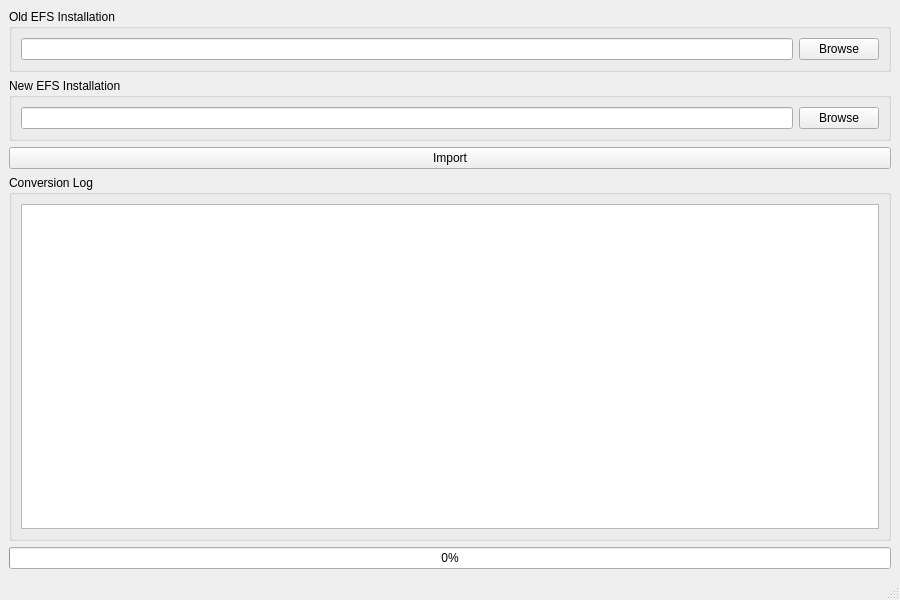
Old version of the form ui/mainWindow.ui in the repository PaoloFasaniEM/EFSMigrationTool.
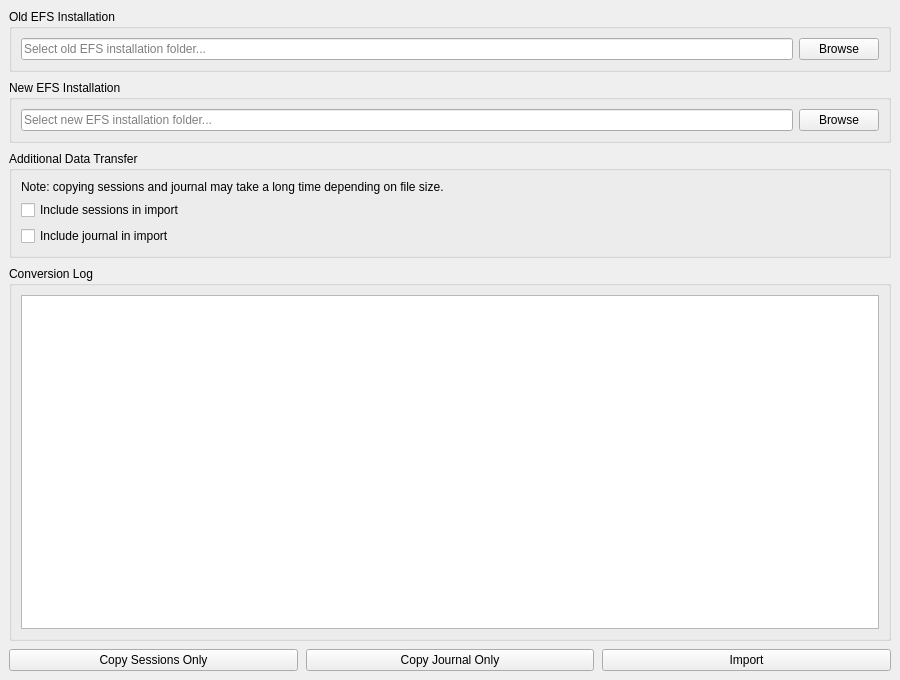
New version of the form.

```diff
--- a/ui/mainWindow.ui
+++ b/ui/mainWindow.ui
@@ -9,7 +9,7 @@
     <x>0</x>
     <y>0</y>
     <width>900</width>
-    <height>600</height>
+    <height>680</height>
    </rect>
   </property>
 
@@ -21,6 +21,14 @@
 
    <layout class="QVBoxLayout" name="verticalLayout">
 
+    <property name="spacing">
+     <number>8</number>
+    </property>
+
+    <property name="contentsMargins">
+     <number>12</number>
+    </property>
+
     <!-- OLD INSTALLATION -->
 
     <item>
@@ -33,7 +41,11 @@
       <layout class="QHBoxLayout" name="horizontalLayoutOld">
 
        <item>
-        <widget class="QLineEdit" name="txtOldPath"/>
+        <widget class="QLineEdit" name="txtOldPath">
+         <property name="placeholderText">
+          <string>Select old EFS installation folder...</string>
+         </property>
+        </widget>
        </item>
 
        <item>
@@ -62,9 +74,12 @@
       <layout class="QHBoxLayout" name="horizontalLayoutNew">
 
        <item>
-        <widget class="QLineEdit" name="txtNewPath"/>
+        <widget class="QLineEdit" name="txtNewPath">
+         <property name="placeholderText">
+          <string>Select new EFS installation folder...</string>
+         </property>
+        </widget>
        </item>
-
        <item>
         <widget class="QPushButton" name="btnBrowseNew">
 
@@ -81,17 +96,41 @@
 
     <!-- IMPORT BUTTON -->
 
-    <item>
-     <widget class="QPushButton" name="btnImport">
-
-      <property name="minimumHeight">
-       <number>40</number>
+<item>
+     <widget class="QGroupBox" name="groupExtraData">
+      <property name="title">
+       <string>Additional Data Transfer</string>
       </property>
+      <layout class="QVBoxLayout" name="verticalLayoutExtraData">
 
-      <property name="text">
-       <string>Import</string>
-      </property>
+       <item>
+        <widget class="QLabel" name="lblExtraDataNote">
+         <property name="text">
+          <string>Note: copying sessions and journal may take a long time depending on file size.</string>
+         </property>
+         <property name="wordWrap">
+          <bool>true</bool>
+         </property>
+        </widget>
+       </item>
 
+       <item>
+        <widget class="QCheckBox" name="chkSessions">
+         <property name="text">
+          <string>Include sessions in import</string>
+         </property>
+        </widget>
+       </item>
+
+       <item>
+        <widget class="QCheckBox" name="chkJournal">
+         <property name="text">
+          <string>Include journal in import</string>
+         </property>
+        </widget>
+       </item>
+
+      </layout>
      </widget>
     </item>
 
@@ -123,20 +162,47 @@
     <!-- PROGRESS BAR -->
 
     <item>
-     <widget class="QProgressBar" name="progressBar">
+     <layout class="QHBoxLayout" name="horizontalLayoutBottomButtons">
 
-      <property name="value">
-       <number>0</number>
-      </property>
+      <item>
+       <widget class="QPushButton" name="btnCopySessions">
+        <property name="minimumHeight">
+         <number>44</number>
+        </property>
+        <property name="text">
+         <string>Copy Sessions Only</string>
+        </property>
+       </widget>
+      </item>
 
-     </widget>
+      <item>
+       <widget class="QPushButton" name="btnCopyJournal">
+        <property name="minimumHeight">
+         <number>44</number>
+        </property>
+        <property name="text">
+         <string>Copy Journal Only</string>
+        </property>
+       </widget>
+      </item>
+
+      <item>
+       <widget class="QPushButton" name="btnImport">
+        <property name="minimumHeight">
+         <number>44</number>
+        </property>
+        <property name="text">
+         <string>Import</string>
+        </property>
+       </widget>
+      </item>
+
+     </layout>
     </item>
 
    </layout>
   </widget>
 
-  <widget class="QStatusBar" name="statusbar"/>
-
  </widget>
 
  <resources/>
```
Left out of the diff: 29 changed lines with no effect on the pictures.
